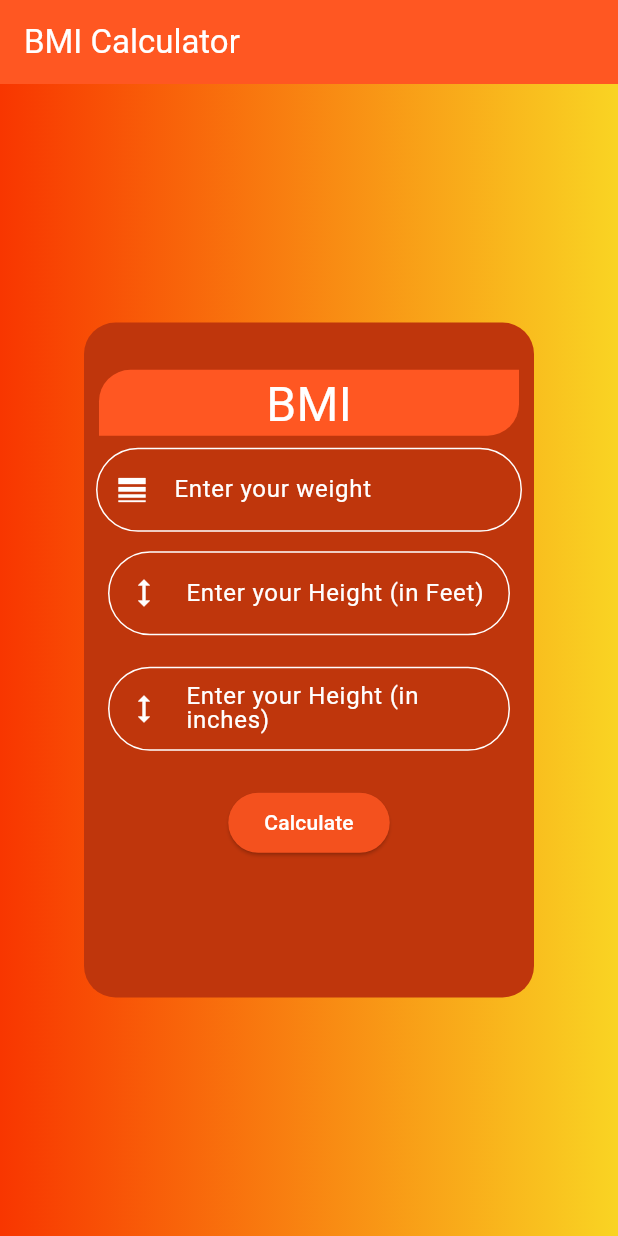
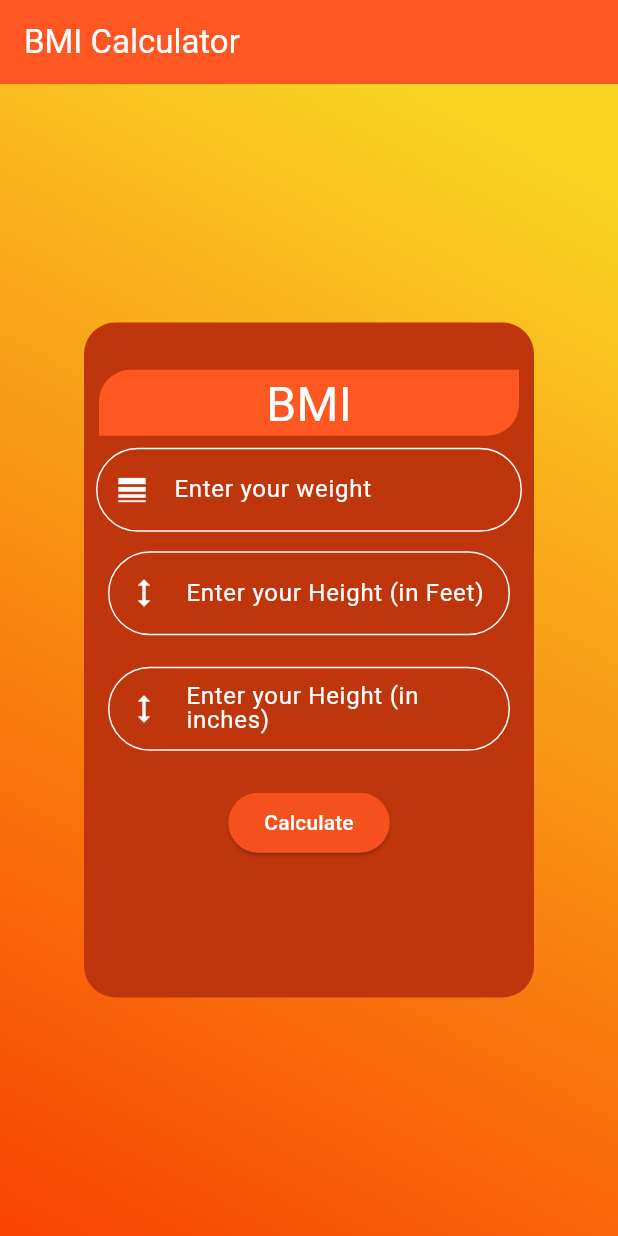
Before and after one commit to Sikandar897/bmi_app, a Flutter app: the screen it shows after launch, on a phone screen of 412 x 824 dp. Run offline on Flutter 3.47's test engine with Material 2 defaults, Android fonts, the phone set to English and light mode, and no system bars.

Commit message:
colors gadient

```diff
--- a/lib/main.dart
+++ b/lib/main.dart
@@ -43,7 +43,10 @@ class _MyHomePageState extends State<MyHomePage> {
         body: Container(
           decoration: const BoxDecoration(gradient: LinearGradient(colors: [
             Color(0xfff83600), Color(0xfff9d423)
-          ])),
+          ],
+          begin: FractionalOffset(0.0, 1.1),
+          end: FractionalOffset(1.0, 0.1)
+          )),
           child: Center(
             child: Padding(
               padding: const EdgeInsets.all(8.0),
```
